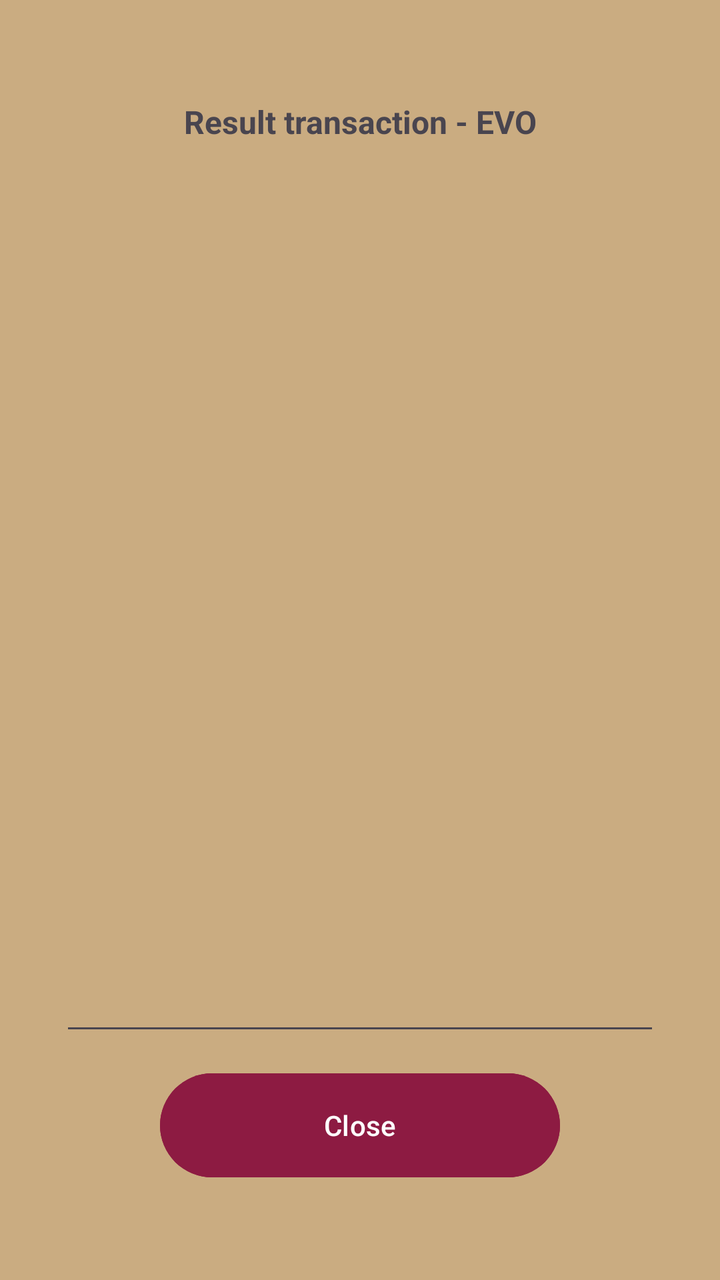
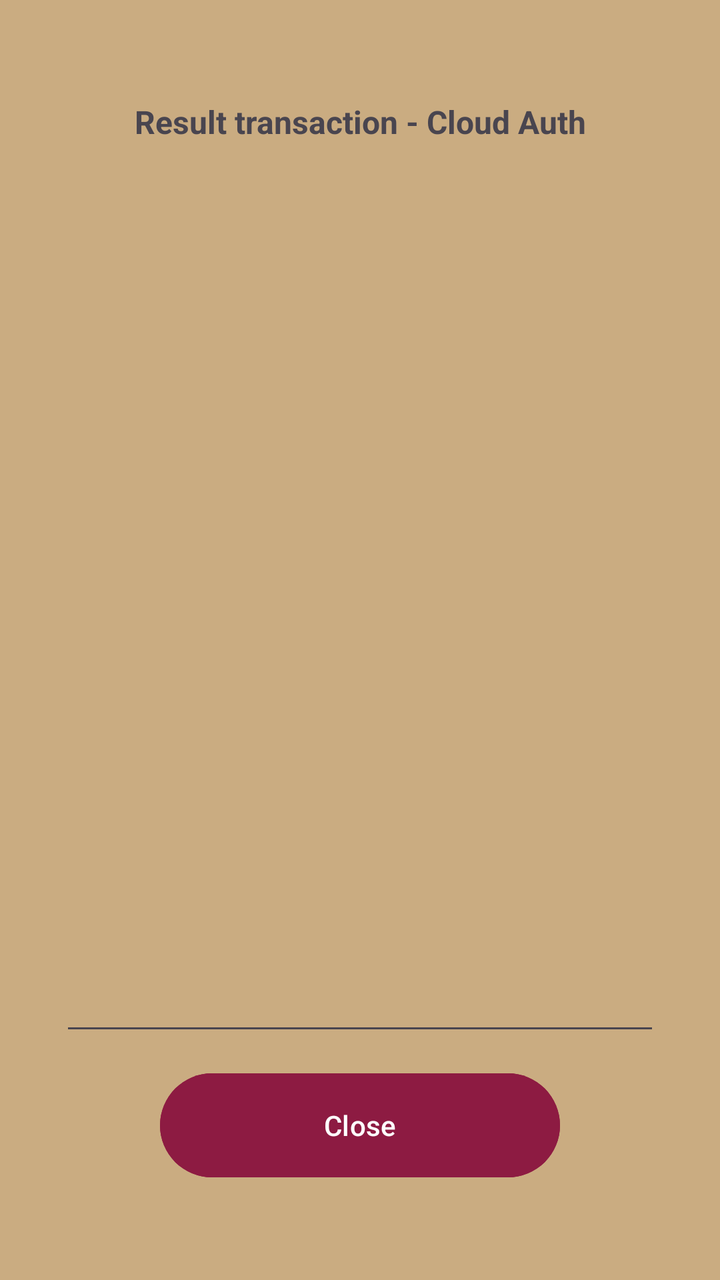

Before-and-after screenshots of an Android layout around one commit, followed by the original layout XML and the change that was made.
<!-- AndroidManifest.xml: application theme Theme.Softposevokotlin01 -->
<!-- res/layout/activity_result_transaction.xml -->
<?xml version="1.0" encoding="utf-8"?>
<LinearLayout xmlns:android="http://schemas.android.com/apk/res/android"
    xmlns:app="http://schemas.android.com/apk/res-auto"
    xmlns:tools="http://schemas.android.com/tools"
    android:id="@+id/main"
    android:layout_width="match_parent"
    android:layout_height="match_parent"
    android:background="@color/color_background_activity"
    tools:context=".activities.ResultTransactionActivity"
    android:orientation="vertical"
    >

    <TextView
        android:layout_width="match_parent"
        android:layout_height="wrap_content"
        android:layout_marginTop="50dp"
        android:text="Result transaction - EVO"
        android:textAlignment="center"
        android:textSize="16sp"
        android:textStyle="bold"
        >

    </TextView>

    <ScrollView
        android:layout_width="wrap_content"
        android:layout_height="wrap_content"
        android:layout_gravity="center"
        android:layout_marginTop="30dp"
        >

        <LinearLayout
            android:layout_width="wrap_content"
            android:layout_height="wrap_content"
            android:orientation="vertical"
            >

            <EditText
                android:id="@+id/editTextResultTransaction"
                android:layout_width="300dp"
                android:layout_height="421dp"
                android:ems="10"
                android:gravity="start|top"
                android:inputType="textMultiLine" />


            <Button
                android:id="@+id/btnCloseActivity"
                android:layout_width="200dp"
                android:layout_height="@dimen/button_height"
                android:layout_marginTop="10dp"
                android:layout_gravity="center"
                android:backgroundTint="@color/color_background_button"
                android:text="Close" />

        </LinearLayout>

    </ScrollView>


</LinearLayout>
<!-- resources referenced by this layout -->
<resources>
  <color name="color_background_activity">#CAAC81</color>
  <color name="color_background_button">#8D1B42</color>
  <dimen name="button_height">60dp</dimen>
  <style name="Theme.Softposevokotlin01" parent="Base.Theme.Softposevokotlin01" />
  <style name="Base.Theme.Softposevokotlin01" parent="Theme.Material3.DayNight.NoActionBar">
          
          
      </style>
</resources>

<!-- the commit's change to res/layout/activity_result_transaction.xml (unified diff, before → after) -->
@@ -14,7 +14,7 @@
         android:layout_width="match_parent"
         android:layout_height="wrap_content"
         android:layout_marginTop="50dp"
-        android:text="Result transaction - EVO"
+        android:text="Result transaction - Cloud Auth"
         android:textAlignment="center"
         android:textSize="16sp"
         android:textStyle="bold"
